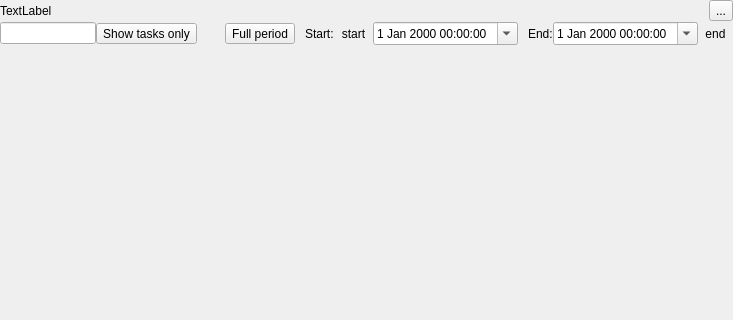
This is Viewer/ecflowUI/src/TimelineWidget.ui in ecmwf/ecflow as Qt 5 draws it before an edit; both pictures show x 0 to 733 and y 0 to 320 of the 733 by 664 pixel window. The edited form follows.
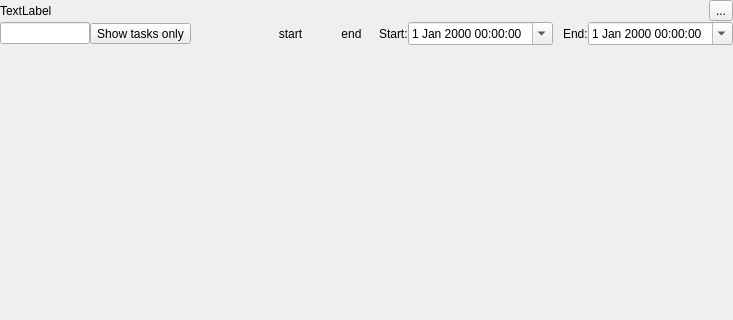
This is the edited form. Icons and pictures are not drawn. Custom widgets are drawn as their Qt base class.

Commit message: ecFlowUI: add control buttons for zoom and unzoom in timeline view  ECFLOW-1392

```diff
--- a/Viewer/ecflowUI/src/TimelineWidget.ui
+++ b/Viewer/ecflowUI/src/TimelineWidget.ui
@@ -95,6 +95,73 @@
         </property>
        </spacer>
       </item>
+      <item>
+       <widget class="QToolButton" name="zoomInTb">
+        <property name="text">
+         <string/>
+        </property>
+        <property name="icon">
+         <iconset resource="viewer.qrc">
+          <normaloff>:/viewer/zoom_in.svg</normaloff>:/viewer/zoom_in.svg</iconset>
+        </property>
+        <property name="checkable">
+         <bool>true</bool>
+        </property>
+        <property name="autoRaise">
+         <bool>true</bool>
+        </property>
+       </widget>
+      </item>
+      <item>
+       <widget class="QToolButton" name="zoomOutTb">
+        <property name="text">
+         <string/>
+        </property>
+        <property name="icon">
+         <iconset resource="viewer.qrc">
+          <normaloff>:/viewer/zoom_out.svg</normaloff>:/viewer/zoom_out.svg</iconset>
+        </property>
+        <property name="checkable">
+         <bool>false</bool>
+        </property>
+        <property name="autoRaise">
+         <bool>true</bool>
+        </property>
+       </widget>
+      </item>
+      <item>
+       <spacer name="horizontalSpacer_3">
+        <property name="orientation">
+         <enum>Qt::Horizontal</enum>
+        </property>
+        <property name="sizeType">
+         <enum>QSizePolicy::Fixed</enum>
+        </property>
+        <property name="sizeHint" stdset="0">
+         <size>
+          <width>10</width>
+          <height>20</height>
+         </size>
+        </property>
+       </spacer>
+      </item>
+      <item>
+       <widget class="QToolButton" name="startTb">
+        <property name="toolTip">
+         <string>Extend period to the start</string>
+        </property>
+        <property name="text">
+         <string>start</string>
+        </property>
+        <property name="icon">
+         <iconset resource="viewer.qrc">
+          <normaloff>:/viewer/arrow_to_start.svg</normaloff>:/viewer/arrow_to_start.svg</iconset>
+        </property>
+        <property name="autoRaise">
+         <bool>true</bool>
+        </property>
+       </widget>
+      </item>
       <item>
        <widget class="QToolButton" name="wholePeriodTb">
         <property name="toolTip">
@@ -104,17 +171,34 @@
          <string/>
         </property>
         <property name="text">
-         <string>Full period</string>
+         <string/>
         </property>
         <property name="icon">
          <iconset resource="viewer.qrc">
           <normaloff>:/viewer/arrow_all.svg</normaloff>:/viewer/arrow_all.svg</iconset>
         </property>
         <property name="toolButtonStyle">
-         <enum>Qt::ToolButtonTextBesideIcon</enum>
+         <enum>Qt::ToolButtonIconOnly</enum>
         </property>
         <property name="autoRaise">
-         <bool>false</bool>
+         <bool>true</bool>
+        </property>
+       </widget>
+      </item>
+      <item>
+       <widget class="QToolButton" name="endTb">
+        <property name="toolTip">
+         <string>Extend period to the end</string>
+        </property>
+        <property name="text">
+         <string>end</string>
+        </property>
+        <property name="icon">
+         <iconset resource="viewer.qrc">
+          <normaloff>:/viewer/arrow_to_end.svg</normaloff>:/viewer/arrow_to_end.svg</iconset>
+        </property>
+        <property name="autoRaise">
+         <bool>true</bool>
         </property>
        </widget>
       </item>
@@ -147,23 +231,6 @@
         </property>
        </widget>
       </item>
-      <item>
-       <widget class="QToolButton" name="startTb">
-        <property name="toolTip">
-         <string>Extend period to the start</string>
-        </property>
-        <property name="text">
-         <string>start</string>
-        </property>
-        <property name="icon">
-         <iconset resource="viewer.qrc">
-          <normaloff>:/viewer/arrow_to_start.svg</normaloff>:/viewer/arrow_to_start.svg</iconset>
-        </property>
-        <property name="autoRaise">
-         <bool>true</bool>
-        </property>
-       </widget>
-      </item>
       <item>
        <widget class="QDateTimeEdit" name="fromTimeEdit">
         <property name="calendarPopup">
@@ -207,23 +274,6 @@
         </property>
        </widget>
       </item>
-      <item>
-       <widget class="QToolButton" name="endTb">
-        <property name="toolTip">
-         <string>Extend period to the end</string>
-        </property>
-        <property name="text">
-         <string>end</string>
-        </property>
-        <property name="icon">
-         <iconset resource="viewer.qrc">
-          <normaloff>:/viewer/arrow_to_end.svg</normaloff>:/viewer/arrow_to_end.svg</iconset>
-        </property>
-        <property name="autoRaise">
-         <bool>true</bool>
-        </property>
-       </widget>
-      </item>
      </layout>
     </widget>
    </item>
```
Left out of the diff: 27 changed lines with no effect on the pictures. The commit also changes 7 other files.
